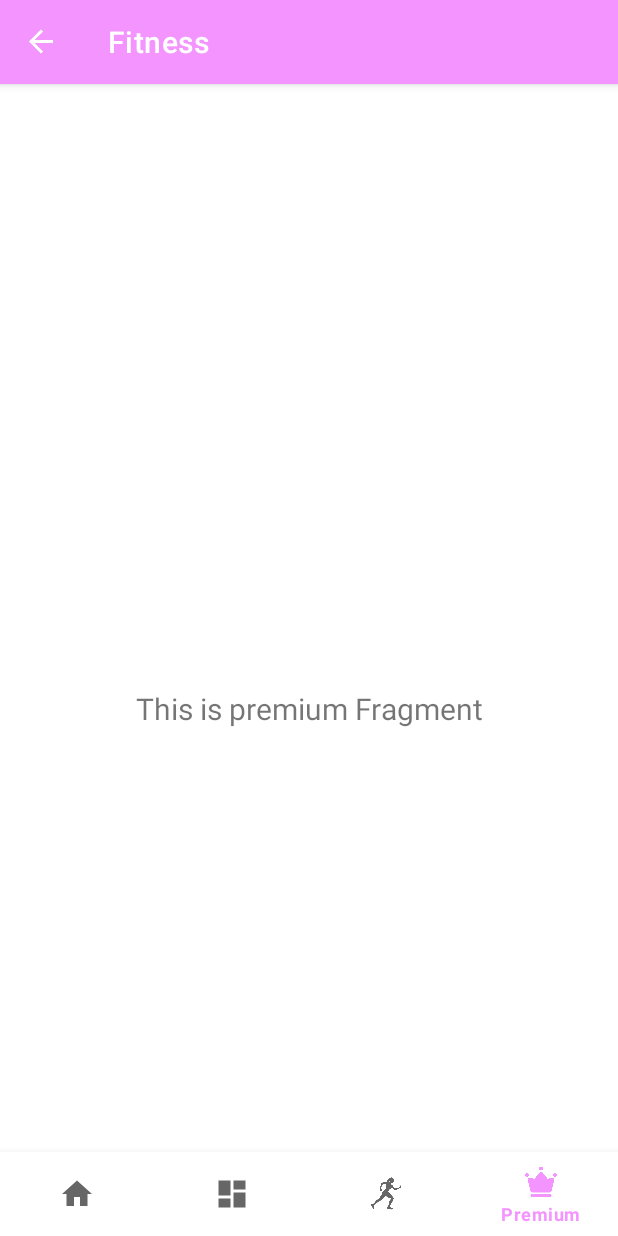
After one commit to kiglesiasesteves/ProyectoDAM, an Android app: the PremiumFragment screen opened through its navigation route, on a phone screen of 412 x 824 dp. The commit adds this screen. Run offline under Robolectric (Android 15) with nearby library versions, the phone set to English and light mode, and no system bars; our stand-ins replace navigation-ui.

Commit message:
añadir iconoPremium

```diff
--- /dev/null
+++ b/app/src/main/java/com/example/menstruacionnavapp/ui/premium/PremiumFragment.kt
@@ -0,0 +1,45 @@
+package com.example.menstruacionnavapp.ui.premium;
+
+
+import android.os.Bundle;
+import android.view.LayoutInflater
+import android.view.View;
+import android.view.ViewGroup
+import android.widget.TextView
+import androidx.fragment.app.Fragment
+import androidx.lifecycle.ViewModelProvider
+import com.example.menstruacionnavapp.databinding.FragmentNotificationsBinding
+
+import com.example.menstruacionnavapp.ui.notifications.NotificationsViewModel;
+
+public class PremiumFragment : Fragment() {
+
+    private var _binding: FragmentNotificationsBinding? = null
+
+    // This property is only valid between onCreateView and
+    // onDestroyView.
+    private val binding get() = _binding!!
+
+    override fun onCreateView(
+        inflater: LayoutInflater,
+        container: ViewGroup?,
+        savedInstanceState: Bundle?
+    ):View {
+        val notificationsViewModel =
+            ViewModelProvider(this).get(PremiumViewModel::class.java)
+
+        _binding = FragmentNotificationsBinding.inflate(inflater, container, false)
+        val root: View = binding.root
+
+        val textView: TextView = binding.textNotifications
+        notificationsViewModel.text.observe(viewLifecycleOwner) {
+            textView.text = it
+        }
+        return root
+    }
+
+    override fun onDestroyView() {
+        super.onDestroyView()
+        _binding = null
+    }
+}
--- /dev/null
+++ b/app/src/main/java/com/example/menstruacionnavapp/ui/premium/PremiumViewModel.kt
@@ -0,0 +1,12 @@
+package com.example.menstruacionnavapp.ui.premium
+
+import androidx.lifecycle.LiveData
+import androidx.lifecycle.MutableLiveData
+import androidx.lifecycle.ViewModel
+
+class PremiumViewModel: ViewModel() {
+    private val _text = MutableLiveData<String>().apply {
+        value = "This is premium Fragment"
+    }
+    val text: LiveData<String> = _text
+}
--- a/app/src/main/res/menu/bottom_nav_menu.xml
+++ b/app/src/main/res/menu/bottom_nav_menu.xml
@@ -12,5 +12,9 @@
         android:id="@+id/navigation_notifications"
         android:icon="@drawable/ic_running_person"
                 android:title="@string/title_notifications" />
+    <item
+        android:id="@+id/navigation_premium"
+        android:icon="@drawable/ic_premium_icon"
+        android:title="Premium" />
 />
 </menu>
--- a/app/src/main/res/navigation/mobile_navigation.xml
+++ b/app/src/main/res/navigation/mobile_navigation.xml
@@ -22,4 +22,9 @@
     android:name="com.example.menstruacionnavapp.ui.notifications.NotificationsFragment"
     android:label="@string/title_notifications"
     tools:layout="@layout/fragment_notifications" />
+    <fragment
+        android:id="@+id/navigation_premium"
+        android:name="com.example.menstruacionnavapp.ui.premium.PremiumFragment"
+        android:label="@string/title_notifications"
+        tools:layout="@layout/fragment_notifications" />
 </navigation>
```
Also changed, not shown: app/src/main/res/layout/fragment_premium.xml (added, +22 -0 lines).
